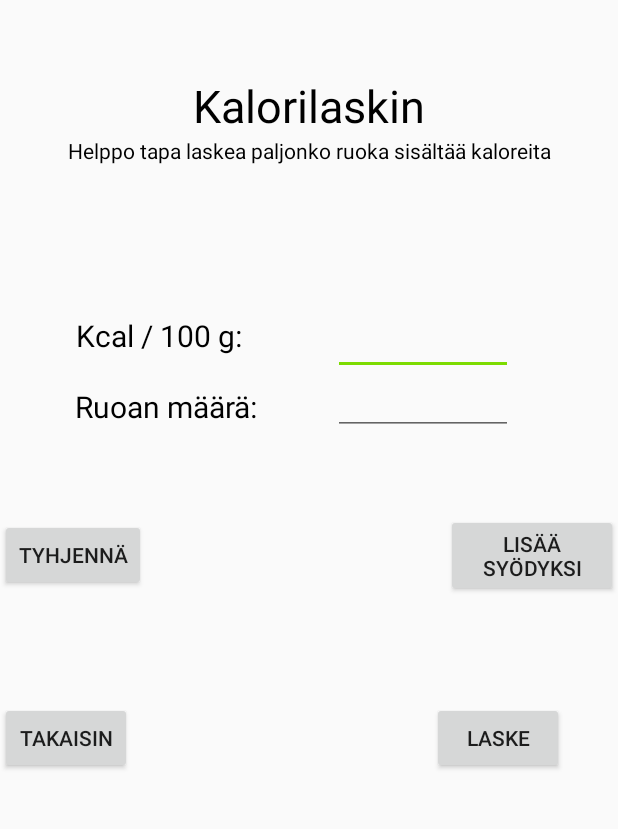
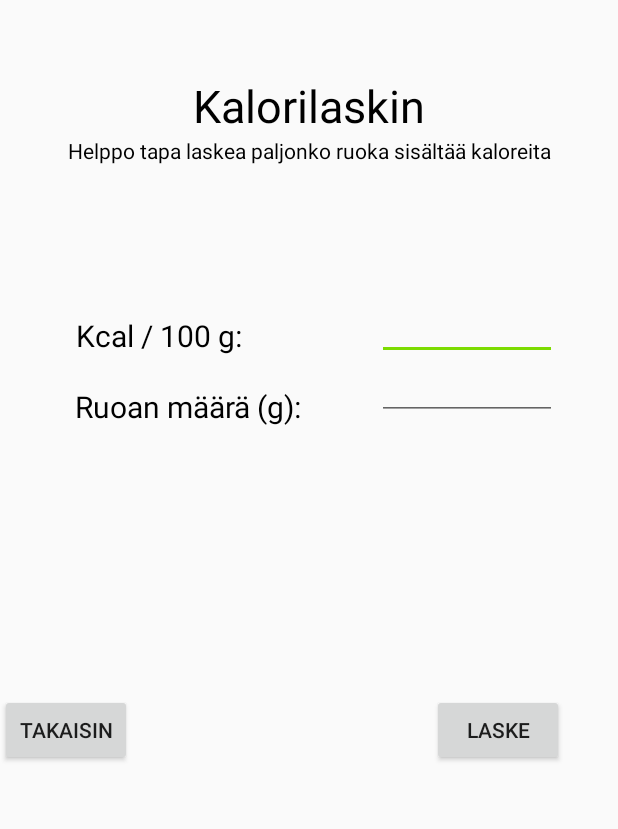
Before and after one commit to t7tuta00/Kinesampo, an Android app: the KaloriLaskinActivity screen opened directly, with no data from a screen before it, on a phone screen of 412 x 824 dp, the part 84-913 px from its top. Run offline under Robolectric (Android 15) with nearby library versions, the phone set to English and light mode, and no system bars.

Commit message:
'kalorilaskin'

```diff
--- a/app/src/main/java/com/example/toiminnallisuusv1/KaloriLaskinActivity.java
+++ b/app/src/main/java/com/example/toiminnallisuusv1/KaloriLaskinActivity.java
@@ -5,11 +5,19 @@ import android.os.Bundle;
 import android.view.Menu;
 import android.view.MenuItem;
 import android.view.View;
+import android.widget.Button;
+import android.widget.EditText;
+import android.widget.TextView;
+import android.widget.Toast;
 
 import androidx.appcompat.app.AppCompatActivity;
 import androidx.appcompat.widget.Toolbar;
 
-public class KaloriLaskinActivity extends AppCompatActivity implements View.OnClickListener {
+public class KaloriLaskinActivity extends AppCompatActivity {
+
+    Button add, clear;
+    TextView tulos;
+    EditText kcalEdit, amountEdit;
 
     @Override
     protected void onCreate(Bundle savedInstanceState) {
@@ -19,6 +27,12 @@ public class KaloriLaskinActivity extends AppCompatActivity implements View.OnCl
         Toolbar toolbar = (Toolbar) findViewById(R.id.toolbar);
         setSupportActionBar(toolbar);
         getSupportActionBar().setDisplayShowTitleEnabled(false);
+
+        add = findViewById(R.id.addButton);
+        clear = findViewById(R.id.clearButton);
+        tulos = findViewById(R.id.tulosText);
+        kcalEdit = findViewById(R.id.kcalEditText);
+        amountEdit = findViewById(R.id.amountEditText);
     }
 
     public boolean onCreateOptionsMenu(Menu menu) {
@@ -47,20 +61,28 @@ public class KaloriLaskinActivity extends AppCompatActivity implements View.OnCl
         startActivity(takaisinIntent);
     }
 
-    @Override
-    public void onClick(View v) {
-        if (v.getId() == R.id.laskeButton) {
-            View b = findViewById(R.id.clearButton);
-            View c = findViewById(R.id.addButton);
-            b.setVisibility(View.VISIBLE);
-            c.setVisibility(View.VISIBLE);
-        }
+    public void laskeClick(View view) {
+        String message = amountEdit.getText().toString();
+        int eatenAmount = Integer.parseInt(message);
 
-        else if (v.getId() == R.id.clearButton) {
-            View b = findViewById(R.id.clearButton);
-            View c = findViewById(R.id.addButton);
-            b.setVisibility(View.INVISIBLE);
-            c.setVisibility(View.INVISIBLE);
-        }
+        String message2 = kcalEdit.getText().toString();
+        int kcalAmount = Integer.parseInt(message2);
+        int laskuTulos = kcalAmount * eatenAmount / 100;
+        String tulosString = String.valueOf(laskuTulos);
+
+        add.setVisibility(View.VISIBLE);
+        clear.setVisibility(View.VISIBLE);
+        tulos.setText(tulosString);
+    }
+
+    public void clearClick(View view) {
+        add.setVisibility(View.INVISIBLE);
+        clear.setVisibility(View.INVISIBLE);
+        tulos.setText("");
+        kcalEdit.setText("");
+        amountEdit.setText("");
+    }
+
+    public void addClick(View view) {
     }
 }
--- a/app/src/main/res/layout/activity_kalori_laskin.xml
+++ b/app/src/main/res/layout/activity_kalori_laskin.xml
@@ -75,7 +75,7 @@
                 <TextView
                     android:layout_width="wrap_content"
                     android:layout_height="wrap_content"
-                    android:text="Ruoan määrä:"
+                    android:text="Ruoan määrä (g):"
                     android:textSize="20dp"
                     android:textColor="@android:color/black"
                     android:layout_marginTop="20dp"
@@ -97,7 +97,7 @@
                     android:layout_width="120dp"
                     android:layout_height="45dp"
                     android:hint=""
-                    android:layout_marginTop="-5dp"
+                    android:layout_marginTop="-15dp"
                     android:gravity="center"
                     android:textColorHint="@color/hintColor"
                     android:inputType="number"/>
@@ -137,6 +137,8 @@
                 android:layout_height="wrap_content"
                 android:text="Tyhjennä"
                 android:layout_gravity="center"
+                android:visibility="invisible"
+                android:onClick="clearClick"
                 android:id="@+id/clearButton"/>
 
             <Button
@@ -145,6 +147,8 @@
                 android:layout_marginLeft="200dp"
                 android:text="Lisää syödyksi"
                 android:layout_gravity="center"
+                android:visibility="invisible"
+                android:onClick="addClick"
                 android:id="@+id/addButton"/>
 
         </LinearLayout>
@@ -168,6 +172,7 @@
                 android:layout_height="wrap_content"
                 android:layout_marginLeft="200dp"
                 android:text="Laske"
+                android:onClick="laskeClick"
                 android:layout_gravity="center"
                 android:id="@+id/laskeButton"/>
 
```
